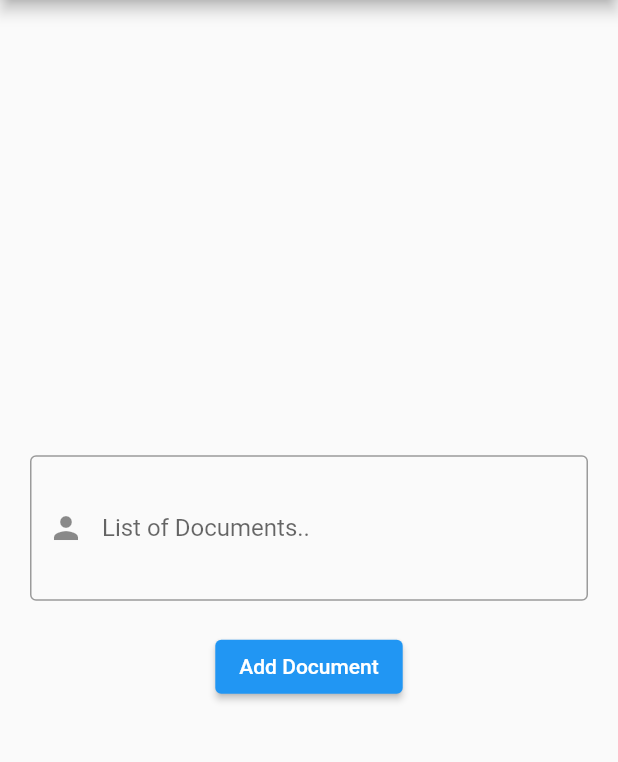
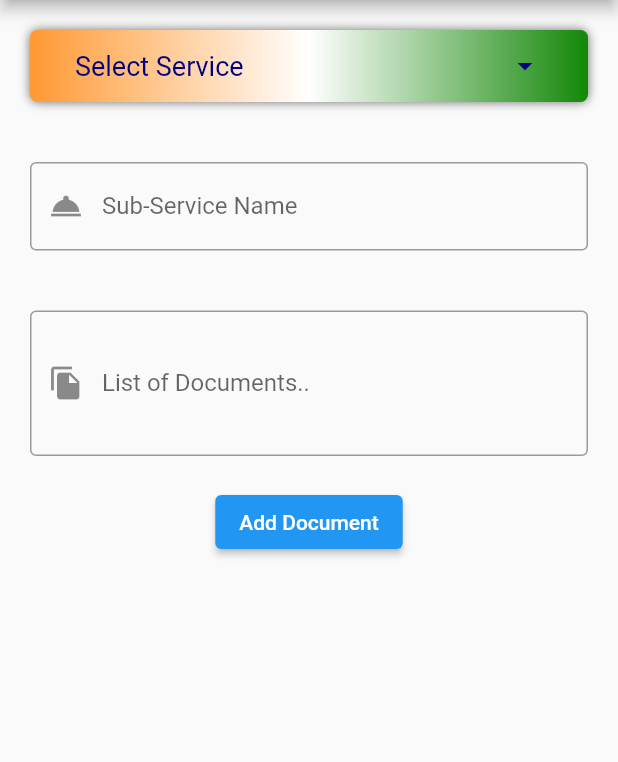
Before and after one commit to ParthBhuva97/Jan-Seva-Kendra-App, a Flutter app: the AdminPanel screen opened directly, after a tap on "Add Document", on a phone screen of 412 x 824 dp, the part 84-846 px from its top. Run offline on Flutter 3.47's test engine with Material 2 defaults, Android fonts, the phone set to English and light mode, and no system bars; our stand-ins replace carousel_slider, cloud_firestore, firebase_auth, firebase_core, flutter_neumorphic, font_awesome_flutter and 1 more; missing offline and left inert: circle_bottom_navigation_bar; accounts and stored records are empty.

Commit message:
Add Document Feature for Admin Panel

```diff
--- a/lib/admin_panel.dart
+++ b/lib/admin_panel.dart
@@ -19,7 +19,11 @@ List<String> documentsList = [];
 
 final documentController = TextEditingController();
 
+final subServiceController = TextEditingController();
+
 List<String> subServices = ["Select Sub-Service"];
+
+String? cName;
 
 class AdminPanel extends StatefulWidget {
   const AdminPanel({super.key});
@@ -59,12 +63,79 @@ class _AdminPanelState extends State<AdminPanel> {
         automaticallyImplyLeading: false,
       ),
       body: currentIndex == 0
-          ? SizedBox(
-              width: double.infinity,
+          ? SingleChildScrollView(
               child: Column(
                 mainAxisAlignment: MainAxisAlignment.center,
                 crossAxisAlignment: CrossAxisAlignment.center,
                 children: [
+                  Container(
+                    width: double.infinity,
+                    margin: EdgeInsets.all(20.0),
+                    child: DecoratedBox(
+                      decoration: BoxDecoration(
+                        gradient: const LinearGradient(
+                          colors: [
+                            Color.fromRGBO(255, 153, 51, 1),
+                            Colors.white,
+                            Color.fromRGBO(19, 136, 8, 1)
+                            //add more colors
+                          ],
+                        ),
+                        borderRadius: BorderRadius.circular(5),
+                        boxShadow: const <BoxShadow>[
+                          BoxShadow(
+                              color: Color.fromRGBO(
+                                  0, 0, 0, 0.57), //shadow for button
+                              blurRadius: 5) //blur radius of shadow
+                        ],
+                      ),
+                      child: Padding(
+                        padding: EdgeInsets.only(left: 30, right: 30),
+                        child: DropdownButton(
+                          value: dropdownValue,
+                          items: list.map<DropdownMenuItem<String>>(
+                            (String value) {
+                              return DropdownMenuItem<String>(
+                                value: value,
+                                child: Text(value),
+                              );
+                            },
+                          ).toList(),
+                          onChanged: (value) {
+                            setState(() {
+                              dropdownValue = value;
+                              cName = dropdownValue;
+                              getListitems(value!);
+                            });
+                          },
+                          isExpanded:
+                              true, //make true to take width of parent widget
+                          underline: Container(), //empty line
+                          style: TextStyle(
+                            fontSize: 18,
+                            color: Color.fromRGBO(0, 0, 128, 1),
+                          ),
+                          dropdownColor: Colors.white,
+                          iconEnabledColor:
+                              Color.fromRGBO(0, 0, 128, 1), //Icon color
+                        ),
+                      ),
+                    ),
+                  ),
+                  Container(
+                    width: double.infinity,
+                    margin: EdgeInsets.all(20.0),
+                    child: TextFormField(
+                      controller: subServiceController,
+                      decoration: const InputDecoration(
+                        labelText: 'Sub-Service Name',
+                        border: OutlineInputBorder(),
+                        prefixIcon: Icon(
+                          Icons.room_service,
+                        ),
+                      ),
+                    ),
+                  ),
                   // Container(
                   //   width: double.infinity,
                   //   margin: EdgeInsets.all(20.0),
@@ -85,9 +156,9 @@ class _AdminPanelState extends State<AdminPanel> {
                   //     }),
                   //   ),
                   // ),
-                  Container(
-                    width: double.infinity,
-                    margin: EdgeInsets.all(20.0),
+                  // Container(
+                  // width: double.infinity,
+                  // margin: EdgeInsets.all(20.0),
 
                   // child: StreamBuilder<QuerySnapshot>(
                   //   stream: FirebaseFirestore.instance
@@ -126,23 +197,33 @@ class _AdminPanelState extends State<AdminPanel> {
                   //     }
                   //   },
                   // ),
-                  ),
+                  // ),
                   Container(
                     width: double.infinity,
                     margin: EdgeInsets.all(20.0),
                     child: TextFormField(
                       minLines: 3,
                       maxLines: 15,
+                      controller: documentController,
                       decoration: const InputDecoration(
                           labelText: 'List of Documents..',
                           border: OutlineInputBorder(),
                           prefixIcon: Icon(
-                          Icons.person,
+                            Icons.file_copy,
+                          )),
                     ),
                   ),
-                    ),
-                  ),
-                  ElevatedButton(onPressed: () {}, child: Text("Add Document"))
+                  ElevatedButton(
+                      onPressed: () {
+                        FirebaseFirestore.instance
+                            .collection(cName!)
+                            .doc(subServiceController.text)
+                            .set({"documents": documentController.text});
+
+                        subServiceController.text = "";
+                        documentController.text = "";
+                      },
+                      child: Text("Add Document"))
                 ],
               ),
             )
```
Also changed, not shown: lib/collection_data.dart (+12 -7 lines), lib/documents_list.dart (+31 -16 lines), lib/info_menu.dart (+10 -5 lines), lib/main.dart (+11 -9 lines). Lines whose indentation alone changed are shown as unchanged.
